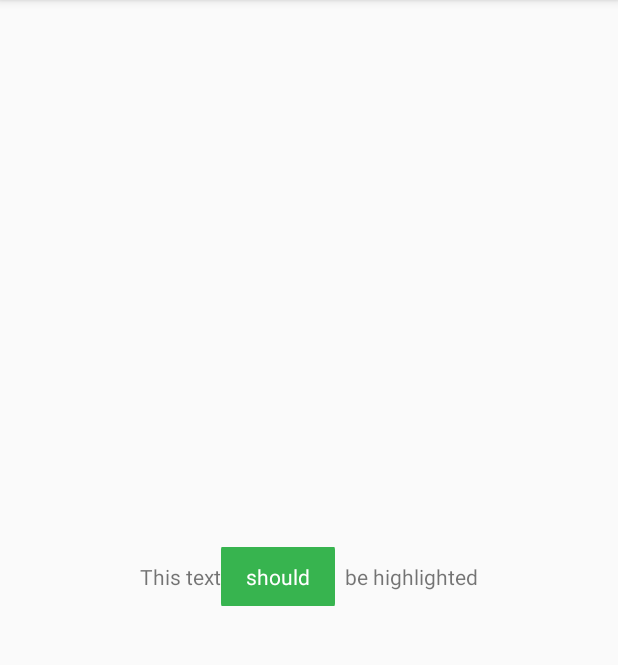
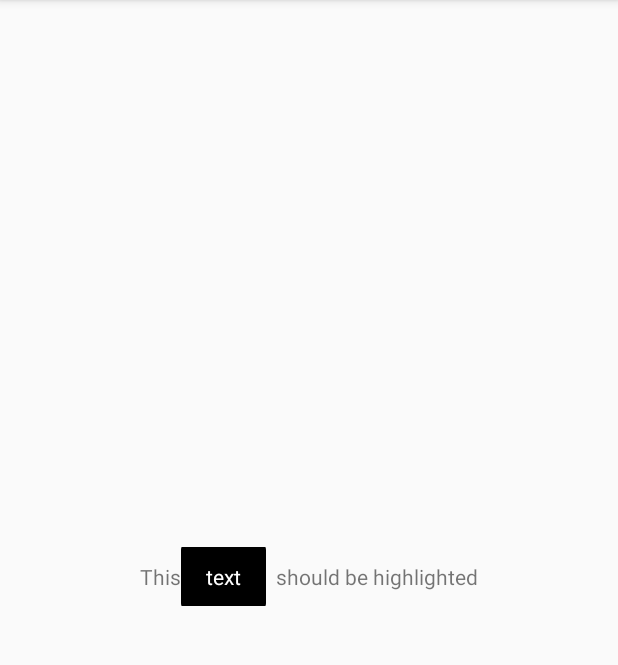
Before and after one commit to jiahaoliuliu/SpannableStringDifferentViews, an Android app: the screen it shows after launch (MainActivity), on a phone screen of 412 x 824 dp, the part 84-749 px from its top. Run offline under Robolectric (Android 15) with nearby library versions, the phone set to English and light mode, and no system bars.

Commit message:
Set special class for highlightedSpannableString

```diff
--- /dev/null
+++ b/app/src/main/java/com/jiahaoliuliu/spannablestringdifferentviews/HighlightedSpannableString.java
@@ -0,0 +1,95 @@
+package com.jiahaoliuliu.spannablestringdifferentviews;
+
+import android.annotation.SuppressLint;
+import android.content.Context;
+import android.text.SpannableString;
+import android.util.Log;
+
+/**
+ * Created by jiahaoliu on 11/29/17.
+ * This is based on:
+ * https://stackoverflow.com/questions/19292838/android-spannablestring-set-background-behind-part-of-text
+ * https://stackoverflow.com/questions/27198155/adding-a-padding-margin-to-a-spannable
+ */
+public class HighlightedSpannableString extends SpannableString {
+
+    private static final String TAG = "HighlightedSpannableString";
+
+    /**
+     * Inherited constructor. Do not use
+     * @param source
+     */
+    private HighlightedSpannableString(CharSequence source) {
+        super(source);
+    }
+
+    public static HighlightedSpannableString create(Context context, String originalText,
+                                                    String wordToBeHighLighted) {
+        return create(context, originalText, wordToBeHighLighted, android.R.color.black,
+                android.R.color.white);
+    }
+
+    @SuppressLint("LongLogTag")
+    public static HighlightedSpannableString create(Context context,
+           String originalText, String wordToBeHighlighted, int highlightColour, int textColour) {
+
+        String convertedText = convertTextForHighlight(originalText, wordToBeHighlighted);
+
+        if (convertedText == null) {
+            Log.e(TAG, "Error converting the text");
+            return new HighlightedSpannableString(originalText);
+        }
+
+        HighlightedSpannableString highlightedSpannableString =
+                new HighlightedSpannableString(convertedText);
+
+        int highlightWordStartPosition = getWordToBeHighlightedPosition(convertedText,
+                wordToBeHighlighted) - 1;
+        highlightedSpannableString.setSpan(
+                new RoundedBackgroundSpan(context.getResources().getColor(highlightColour),
+                        context.getResources().getColor(textColour)), highlightWordStartPosition,
+                highlightWordStartPosition + wordToBeHighlighted.length() + 2, 0);
+        return highlightedSpannableString;
+    }
+
+    /**
+     * Convert the original text for highlight. Basically some extra space is added
+     * at the beginning at the bottom of the last word
+     * @return
+     *      The converted text to have the last word highlighted
+     */
+    private static String convertTextForHighlight(String originalText, String wordToBeHighlighted) {
+
+        int highlighterTextStartPosition =
+                getWordToBeHighlightedPosition(originalText, wordToBeHighlighted);
+        if (highlighterTextStartPosition < 0) {
+            return null;
+        }
+
+        // Get the first part of the text
+        String convertedText =
+                originalText.substring(0, highlighterTextStartPosition);
+
+        // Add the last word and some white spaces
+        // 4 white space at the beginning = original white space + space for the margins
+        convertedText += "    ";
+
+        // Attach the highlighted text
+        convertedText += wordToBeHighlighted;
+
+        // Attach some spaces at the end
+        convertedText += "  ";
+
+        // Attach the rest of the word
+        convertedText += originalText.substring(
+                originalText.indexOf(wordToBeHighlighted) + wordToBeHighlighted.length(),
+                originalText.length());
+
+        return convertedText;
+    }
+
+    private static int getWordToBeHighlightedPosition(String originalText, String wordToBeHighlighted) {
+        String wordToBeHighlightedTrimmed = wordToBeHighlighted.trim();
+        return originalText.indexOf(wordToBeHighlightedTrimmed);
+    }
+}
--- a/app/src/main/java/com/jiahaoliuliu/spannablestringdifferentviews/MainActivity.java
+++ b/app/src/main/java/com/jiahaoliuliu/spannablestringdifferentviews/MainActivity.java
@@ -1,10 +1,7 @@
 package com.jiahaoliuliu.spannablestringdifferentviews;
 
-import android.content.Context;
 import android.os.Bundle;
 import android.support.v7.app.AppCompatActivity;
-import android.text.SpannableString;
-import android.util.Log;
 import android.widget.TextView;
 
 /**
@@ -14,9 +11,9 @@ import android.widget.TextView;
  */
 public class MainActivity extends AppCompatActivity {
 
-    private static final String TAG = "SpannableString";
     private static final String ORIGINAL_TEXT = "This text should be highlighted";
-    private static final String WORD_TO_BE_HIGHLIGHTED = "should";
+    // TODO: Set it case insensitive
+    private static final String WORD_TO_BE_HIGHLIGHTED = "text";
     private static final int HIGHLIGHT_COLOR_RESOURCE = R.color.highLightedColor;
     private static final int TEXT_COLOR_HIGHLIGHTED_COLOR_RESOURCE = android.R.color.white;
 
@@ -29,89 +26,9 @@ public class MainActivity extends AppCompatActivity {
         TextView spannableTV = findViewById(R.id.spannable_tv);
 
         spannableTV.setText(
-                createSpannableString(this, ORIGINAL_TEXT, WORD_TO_BE_HIGHLIGHTED,
-                        HIGHLIGHT_COLOR_RESOURCE, TEXT_COLOR_HIGHLIGHTED_COLOR_RESOURCE));
-    }
-
-    /**
-     * Create a spannable string with some text highlighted. The highlight starts counting the words
-     * from the end
-     * @param context
-     *      The context needed to get the highlight colours
-     * @param text
-     *      The text to be highlighted
-     * @param wordToBeHighlighted
-     *      The word to be highlighted. Note this word should be part of the text
-     * @param highlightColor
-     *      The color of the highlight (background color)
-     * @param textColor
-     *      The color of the text after highlight. This should contrast wit the highlight color
-     * @return
-     *      Spannable string with the text highlighted
-     */
-    private SpannableString createSpannableString(
-            Context context, String text, String wordToBeHighlighted,
-            int highlightColor,int textColor) {
-        String convertedText = convertTextForHighlight(text, wordToBeHighlighted);
-
-        if (convertedText == null) {
-            Log.e(TAG, "Error converting the text");
-            return new SpannableString(text);
-        }
-
-        SpannableString spannableString = new SpannableString(convertedText);
-
-        int highlightWordStartPosition = getWordToBeHighlightedPosition(convertedText, wordToBeHighlighted) - 1;
-        spannableString.setSpan(
-                new RoundedBackgroundSpan(context.getResources().getColor(highlightColor),
-                        context.getResources().getColor(textColor)), highlightWordStartPosition,
-                highlightWordStartPosition + wordToBeHighlighted.length() + 2, 0);
-
-        return spannableString;
-    }
-
-    /**
-     * Convert the original text for highlight. Basically some extra space is added
-     * at the beginning at the bottom of the last word
-     * @param originalText
-     *      The original text to be converted
-     * @param wordToBeHighlighted
-     *      The word to be highlighted
-     * @return
-     *      The converted text to have the last word highlighted
-     */
-    private String convertTextForHighlight(String originalText, String wordToBeHighlighted) {
-
-        int highlighterTextStartPosition =
-                getWordToBeHighlightedPosition(originalText, wordToBeHighlighted);
-        if (highlighterTextStartPosition < 0) {
-            return null;
-        }
-
-        // Get the first part of the text
-        String convertedText =
-                originalText.substring(0, highlighterTextStartPosition);
-
-        // Add the last word and some white spaces
-        // 4 white space at the beginning = original white space + space for the margins
-        convertedText += "    ";
-
-        // Attach the highlighted text
-        convertedText += wordToBeHighlighted;
-
-        // Attach some spaces at the end
-        convertedText += "  ";
-
-        // Attach the rest of the word
-        convertedText += originalText.substring(
-                originalText.indexOf(wordToBeHighlighted) + wordToBeHighlighted.length(),
-                originalText.length());
-
-        return convertedText;
-    }
-
-    private int getWordToBeHighlightedPosition(String originalText, String wordToBeHighlighted) {
-        String wordToBeHighlightedTrimmed = wordToBeHighlighted.trim();
-        return originalText.indexOf(wordToBeHighlightedTrimmed);
+                HighlightedSpannableString.create(this, ORIGINAL_TEXT, WORD_TO_BE_HIGHLIGHTED
+                        // Uncomment this to use customized colours
+//                        ,HIGHLIGHT_COLOR_RESOURCE, TEXT_COLOR_HIGHLIGHTED_COLOR_RESOURCE
+                ));
     }
 }
--- a/app/src/main/java/com/jiahaoliuliu/spannablestringdifferentviews/RoundedBackgroundSpan.java
+++ b/app/src/main/java/com/jiahaoliuliu/spannablestringdifferentviews/RoundedBackgroundSpan.java
@@ -42,4 +42,5 @@ public class RoundedBackgroundSpan extends ReplacementSpan {
     public int getSize(Paint paint, CharSequence text, int start, int end, Paint.FontMetricsInt fm) {
         return Math.round(paint.measureText(text, start, end) + HORIZONTAL_PADDING);
     }
+
 }
```
